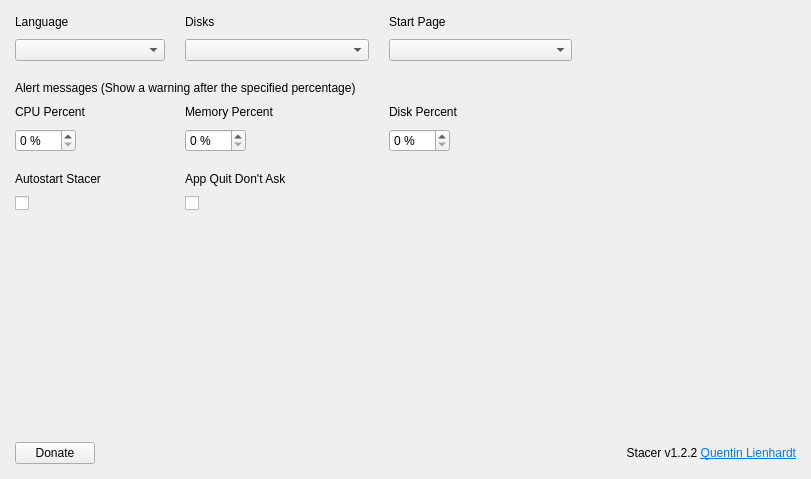
xwlc/stacer, file stacer/Pages/Settings/settings_page.ui: the form before one commit.
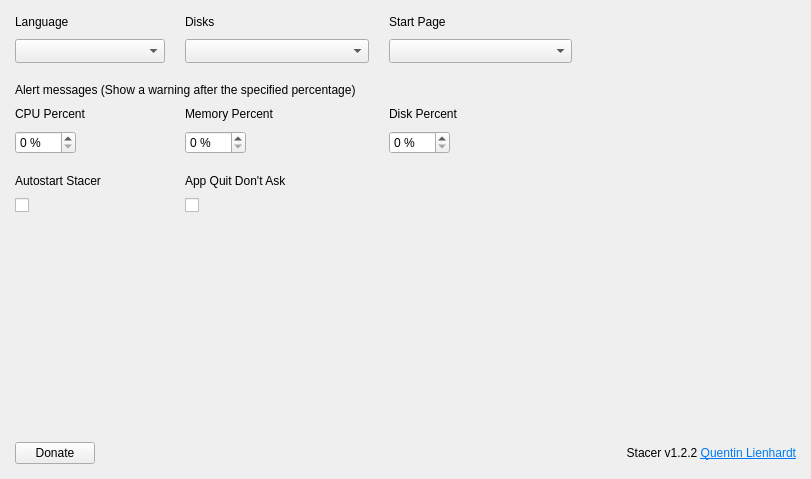
The form after the commit. Icons and pictures are not drawn.

Commit message: Replaced QComboBox adjust deprecation UI

```diff
--- a/stacer/Pages/Settings/settings_page.ui
+++ b/stacer/Pages/Settings/settings_page.ui
@@ -68,7 +68,7 @@
       <enum>Qt::NoFocus</enum>
      </property>
      <property name="sizeAdjustPolicy">
-      <enum>QComboBox::AdjustToMinimumContentsLength</enum>
+      <enum>QComboBox::AdjustToMinimumContentsLengthWithIcon</enum>
      </property>
     </widget>
    </item>
@@ -373,7 +373,7 @@
       <enum>Qt::NoFocus</enum>
      </property>
      <property name="sizeAdjustPolicy">
-      <enum>QComboBox::AdjustToMinimumContentsLength</enum>
+      <enum>QComboBox::AdjustToMinimumContentsLengthWithIcon</enum>
      </property>
     </widget>
    </item>
@@ -430,7 +430,7 @@
       <enum>Qt::NoFocus</enum>
      </property>
      <property name="sizeAdjustPolicy">
-      <enum>QComboBox::AdjustToMinimumContentsLength</enum>
+      <enum>QComboBox::AdjustToMinimumContentsLengthWithIcon</enum>
      </property>
     </widget>
    </item>
```
The commit also changes 3 other files.
